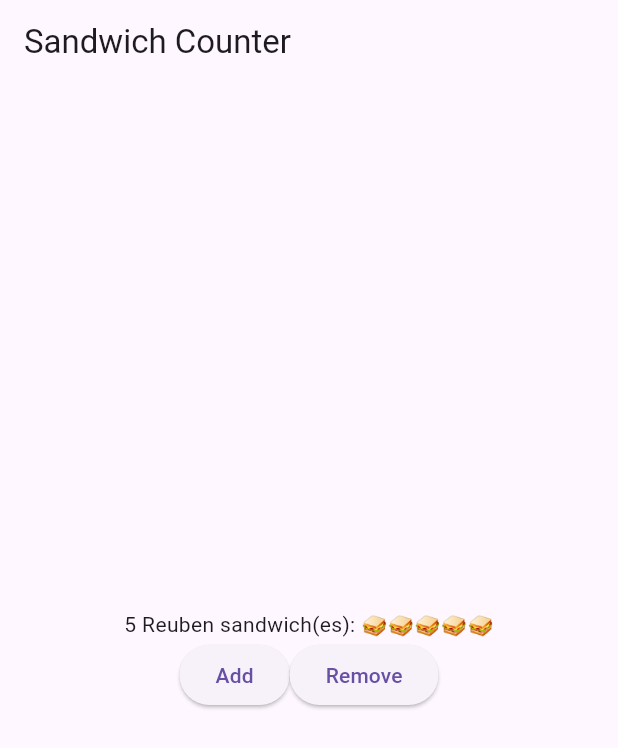
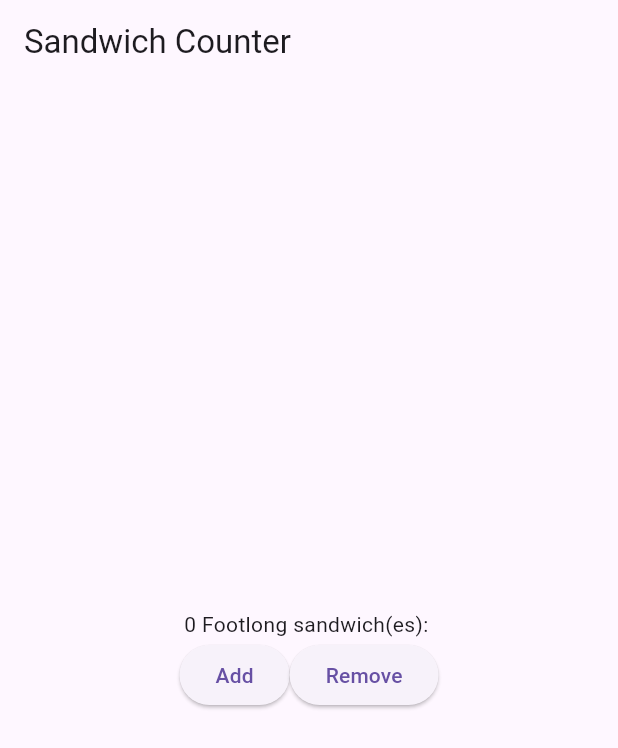
Before and after one commit to undreameba/sandwich_shop, a Flutter app: the screen it shows after launch, on a phone screen of 412 x 824 dp. Shown: the top 748 px of the screen. Run offline on Flutter 3.47's test engine with Material 3 defaults, Android fonts, the phone set to English and light mode, and no system bars.

Commit message:
added helper methods for quantity incr/decr

```diff
--- a/lib/main.dart
+++ b/lib/main.dart
@@ -11,27 +11,8 @@ class MyApp extends StatelessWidget {
   Widget build(BuildContext context) {
     return MaterialApp(
       title: 'Sandwich Shop App',
-        home: Scaffold(
-            appBar: AppBar(title: const Text('Sandwich Counter')),
-            body: Center(
-                child: Column(
-                    mainAxisAlignment: MainAxisAlignment.center,
-                    children: [
-                  const OrderItemDisplay(5, 'Reuben'),
-                  Row(
-                    mainAxisAlignment: MainAxisAlignment.center,
-                    children: [
-                      ElevatedButton(
-                        onPressed: () => print('Add button pressed'),
-                        child: const Text('Add'),
-                      ),
-                      ElevatedButton(
-                        onPressed: () => print('Remove button pressed'),
-                        child: const Text('Remove'),
-                      ),
-                    ],
-                  )
-                ]))));
+      home: OrderScreen(maxQuantity: 5),
+    );
   }
 }
 
@@ -49,6 +30,18 @@ class OrderScreen extends StatefulWidget {
 class _OrderScreenState extends State<OrderScreen> {
   int _quantity = 0;
 
+  void _increaseQuantity() {
+    if (_quantity < widget.maxQuantity) {
+      setState(() => _quantity++);
+    }
+  }
+
+  void _decreaseQuantity() {
+    if (_quantity > 0) {
+      setState(() => _quantity--);
+    }
+  }
+
   @override
   Widget build(BuildContext context) {
     return Scaffold(
@@ -59,13 +52,8 @@ class _OrderScreenState extends State<OrderScreen> {
             child: Column(
           mainAxisAlignment: MainAxisAlignment.center,
           children: <Widget>[
-            OrderItemDisplay(
-              _quantity,
-              'Footlong'
-            ),
-            Row(
-              mainAxisAlignment: MainAxisAlignment.center,
-              children: [
+            OrderItemDisplay(_quantity, 'Footlong'),
+            Row(mainAxisAlignment: MainAxisAlignment.center, children: [
               ElevatedButton(
                 onPressed: () => print('Add button pressed'),
                 child: const Text('Add'),
@@ -74,13 +62,9 @@ class _OrderScreenState extends State<OrderScreen> {
                 onPressed: () => print('Remove button pressed'),
                 child: const Text('Remove'),
               ),
-              ]
-            )
+            ])
           ],
-        )
-
-      )
-    )
+        )));
   }
 }
 
```
Lines whose indentation alone changed are shown as unchanged.
